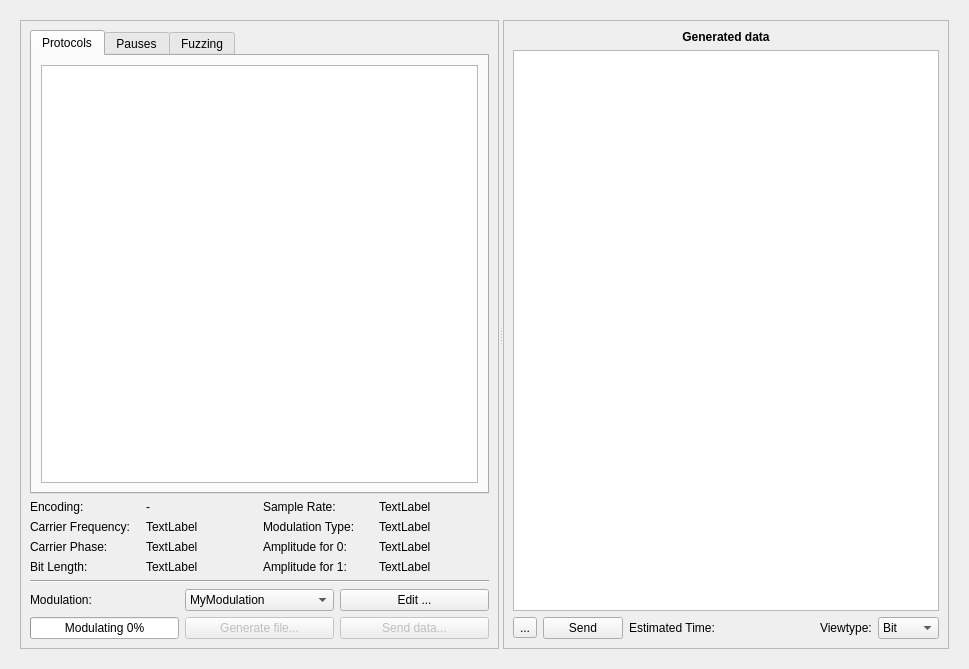
Before: the Qt Designer form ui/generator.ui in jopohl/urh, drawn with Qt 5.
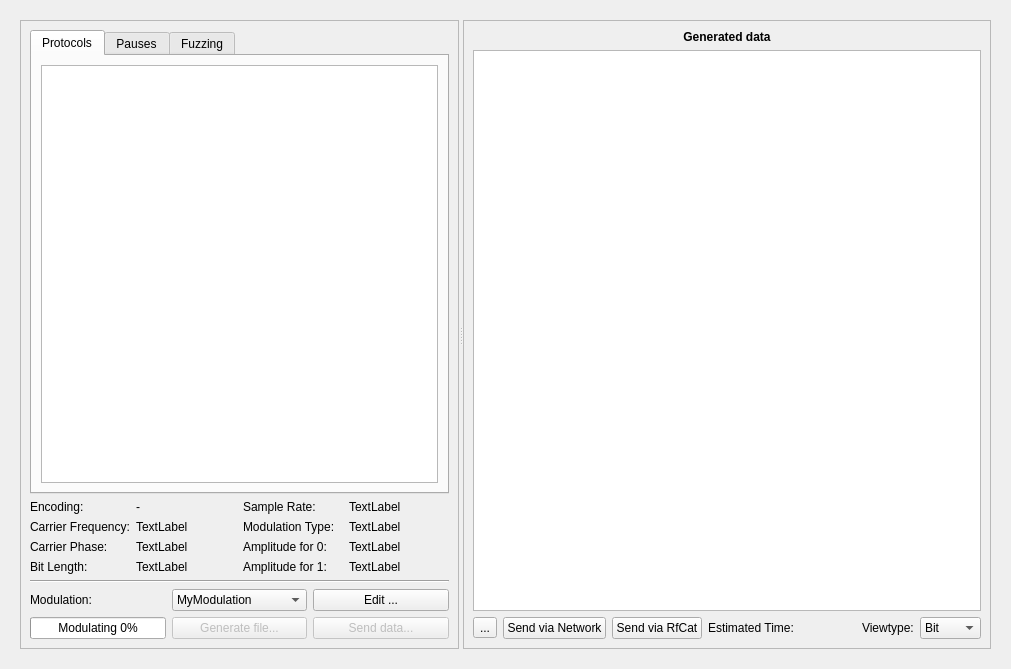
After: the same form once the commit is applied. Icons and pictures are not drawn. Custom widgets are drawn as their Qt base class.

The edit to the form file:
```diff
--- a/ui/generator.ui
+++ b/ui/generator.ui
@@ -6,7 +6,7 @@
    <rect>
     <x>0</x>
     <y>0</y>
-    <width>969</width>
+    <width>1011</width>
     <height>669</height>
    </rect>
   </property>
@@ -427,7 +427,55 @@
            <enum>QFrame::Raised</enum>
           </property>
           <layout class="QGridLayout" name="gridLayout">
-           <item row="1" column="0" colspan="8">
+           <item row="2" column="7">
+            <widget class="QLabel" name="lViewType">
+             <property name="sizePolicy">
+              <sizepolicy hsizetype="Fixed" vsizetype="Preferred">
+               <horstretch>0</horstretch>
+               <verstretch>0</verstretch>
+              </sizepolicy>
+             </property>
+             <property name="text">
+              <string>Viewtype:</string>
+             </property>
+            </widget>
+           </item>
+           <item row="2" column="6">
+            <spacer name="horizontalSpacer_3">
+             <property name="orientation">
+              <enum>Qt::Horizontal</enum>
+             </property>
+             <property name="sizeHint" stdset="0">
+              <size>
+               <width>38</width>
+               <height>22</height>
+              </size>
+             </property>
+            </spacer>
+           </item>
+           <item row="2" column="3">
+            <widget class="QLabel" name="lEstimatedTime">
+             <property name="toolTip">
+              <string>&lt;html&gt;&lt;head/&gt;&lt;body&gt;&lt;p&gt;The estimated average time is based on the average number of bits per message and average sample rate, you set for the modulations.&lt;/p&gt;&lt;/body&gt;&lt;/html&gt;</string>
+             </property>
+             <property name="text">
+              <string>Estimated Time: </string>
+             </property>
+            </widget>
+           </item>
+           <item row="2" column="0">
+            <widget class="QToolButton" name="btnSave">
+             <property name="text">
+              <string>...</string>
+             </property>
+             <property name="icon">
+              <iconset theme="document-save">
+               <normaloff/>
+              </iconset>
+             </property>
+            </widget>
+           </item>
+           <item row="1" column="0" colspan="9">
             <widget class="GeneratorTableView" name="tableMessages">
              <property name="acceptDrops">
               <bool>true</bool>
@@ -467,73 +515,7 @@
              </attribute>
             </widget>
            </item>
-           <item row="2" column="0">
-            <widget class="QToolButton" name="btnSave">
-             <property name="text">
-              <string>...</string>
-             </property>
-             <property name="icon">
-              <iconset theme="document-save">
-               <normaloff>.</normaloff>.</iconset>
-             </property>
-            </widget>
-           </item>
-           <item row="2" column="2">
-            <widget class="QLabel" name="lEstimatedTime">
-             <property name="toolTip">
-              <string>&lt;html&gt;&lt;head/&gt;&lt;body&gt;&lt;p&gt;The estimated average time is based on the average number of bits per message and average sample rate, you set for the modulations.&lt;/p&gt;&lt;/body&gt;&lt;/html&gt;</string>
-             </property>
-             <property name="text">
-              <string>Estimated Time: </string>
-             </property>
-            </widget>
-           </item>
-           <item row="2" column="5">
-            <spacer name="horizontalSpacer_3">
-             <property name="orientation">
-              <enum>Qt::Horizontal</enum>
-             </property>
-             <property name="sizeHint" stdset="0">
-              <size>
-               <width>38</width>
-               <height>22</height>
-              </size>
-             </property>
-            </spacer>
-           </item>
-           <item row="2" column="6">
-            <widget class="QLabel" name="lViewType">
-             <property name="sizePolicy">
-              <sizepolicy hsizetype="Fixed" vsizetype="Preferred">
-               <horstretch>0</horstretch>
-               <verstretch>0</verstretch>
-              </sizepolicy>
-             </property>
-             <property name="text">
-              <string>Viewtype:</string>
-             </property>
-            </widget>
-           </item>
-           <item row="2" column="7">
-            <widget class="QComboBox" name="cbViewType">
-             <item>
-              <property name="text">
-               <string>Bit</string>
-              </property>
-             </item>
-             <item>
-              <property name="text">
-               <string>Hex</string>
-              </property>
-             </item>
-             <item>
-              <property name="text">
-               <string>ASCII</string>
-              </property>
-             </item>
-            </widget>
-           </item>
-           <item row="0" column="0" colspan="8">
+           <item row="0" column="0" colspan="9">
             <widget class="QLabel" name="label_3">
              <property name="font">
               <font>
@@ -549,13 +531,32 @@
              </property>
             </widget>
            </item>
+           <item row="2" column="8">
+            <widget class="QComboBox" name="cbViewType">
+             <item>
+              <property name="text">
+               <string>Bit</string>
+              </property>
+             </item>
+             <item>
+              <property name="text">
+               <string>Hex</string>
+              </property>
+             </item>
+             <item>
+              <property name="text">
+               <string>ASCII</string>
+              </property>
+             </item>
+            </widget>
+           </item>
            <item row="2" column="1">
             <widget class="QPushButton" name="btnNetworkSDRSend">
              <property name="toolTip">
               <string>&lt;html&gt;&lt;head/&gt;&lt;body&gt;&lt;p&gt;Send encoded data to your external application via TCP.&lt;/p&gt;&lt;/body&gt;&lt;/html&gt;</string>
              </property>
              <property name="text">
-              <string>Send</string>
+              <string>Send via Network</string>
              </property>
              <property name="icon">
               <iconset theme="network-wired">
@@ -566,6 +567,16 @@
              </property>
             </widget>
            </item>
+           <item row="2" column="2">
+            <widget class="QPushButton" name="btnRfCatSend">
+             <property name="text">
+              <string>Send via RfCat</string>
+             </property>
+             <property name="icon">
+              <iconset theme="network-wireless"/>
+             </property>
+            </widget>
+           </item>
           </layout>
           <zorder>cbViewType</zorder>
           <zorder>lViewType</zorder>
```
Left out of the diff: 4 changed lines with no effect on the pictures.
